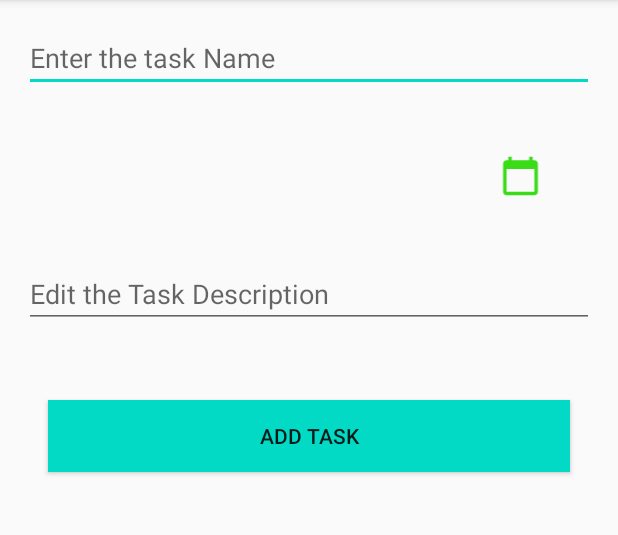
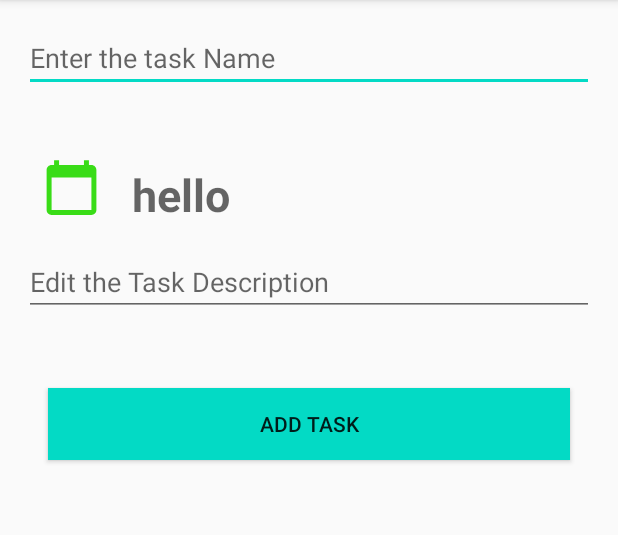
Before and after one commit to brijesh947/TODO_APP, an Android app: the EditActivity screen opened directly, with no data from a screen before it, on a phone screen of 412 x 824 dp, the part 84-619 px from its top. Run offline under Robolectric (Android 15) with nearby library versions, the phone set to English and light mode, and no system bars.

Commit message:
Adding few more changes regarding the layout files.

```diff
--- a/app/src/main/java/com/example/todo/activity/MainActivity.java
+++ b/app/src/main/java/com/example/todo/activity/MainActivity.java
@@ -5,10 +5,14 @@ import android.app.SearchManager;
 import android.content.Context;
 import android.content.Intent;
 import android.os.Bundle;
+import android.os.Handler;
+import android.os.Looper;
 import android.util.Log;
+import android.view.LayoutInflater;
 import android.view.Menu;
 import android.view.MenuItem;
 import android.view.View;
+import android.widget.ProgressBar;
 import android.widget.SearchView;
 import android.widget.Toast;
 
--- a/app/src/main/res/drawable/ic_calender_foreground.xml
+++ b/app/src/main/res/drawable/ic_calender_foreground.xml
@@ -1,11 +1,11 @@
 <vector xmlns:android="http://schemas.android.com/apk/res/android"
-    android:width="108dp"
-    android:height="108dp"
+    android:width="256dp"
+    android:height="256dp"
     android:viewportWidth="108"
     android:viewportHeight="108"
     android:tint="#39DC17">
-  <group android:scaleX="2.61"
-      android:scaleY="2.61"
+  <group android:scaleX="3.2"
+      android:scaleY="3.2"
       android:translateX="22.68"
       android:translateY="22.68">
     <path
--- a/app/src/main/res/layout/activity_edit.xml
+++ b/app/src/main/res/layout/activity_edit.xml
@@ -17,32 +17,39 @@
             android:layout_margin="16dp"
             android:hint="Enter the task Name"></EditText>
 
-
-        <TextView
-            android:id="@+id/EditendDate"
-            android:layout_width="250dp"
-            android:layout_height="48dp"
-            android:layout_below="@id/EditTaskNameDetail"
-            android:layout_margin="16dp"
-            android:textStyle="bold"
-            android:textSize="32dp"
-            ></TextView>
-
+       <LinearLayout android:layout_height="72dp"
+           android:layout_width="match_parent"
+           android:layout_below="@id/EditTaskNameDetail"
+           android:orientation="horizontal"
+           android:id="@+id/calender_layout_view">
 
         <ImageView
             android:id="@+id/EditImage_calender2"
-            android:layout_width="wrap_content"
-            android:layout_height="48dp"
+            android:layout_width="56dp"
+            android:layout_height="56dp"
             android:layout_below="@id/EditTaskNameDetail"
             android:layout_margin="16dp"
-            android:layout_toRightOf="@id/EditendDate"
-            android:src="@drawable/ic_calender_foreground" />
 
+            android:src="@drawable/ic_calender_foreground"
+            />
+           <TextView
+               android:id="@+id/EditendDate"
+               android:layout_width="wrap_content"
+               android:layout_height="56dp"
+               android:layout_below="@id/EditTaskNameDetail"
+               android:textStyle="bold"
+               android:hint="hello"
+               android:textSize="30dp"
+              android:layout_weight="0.5"
+               android:layout_marginTop="32dp"
+               android:layout_marginRight="16dp"
+               ></TextView>
+       </LinearLayout>
         <EditText
             android:id="@+id/EditTaskDescription"
             android:layout_width="match_parent"
             android:layout_height="wrap_content"
-            android:layout_below="@id/EditendDate"
+            android:layout_below="@+id/calender_layout_view"
             android:layout_margin="16dp"
             android:hint="Edit the Task Description" />
 
--- a/app/src/main/res/mipmap-anydpi-v26/ic_calender.xml
+++ b/app/src/main/res/mipmap-anydpi-v26/ic_calender.xml
@@ -1,5 +1,5 @@
 <?xml version="1.0" encoding="utf-8"?>
 <adaptive-icon xmlns:android="http://schemas.android.com/apk/res/android">
-    <background android:drawable="@drawable/ic_calender_background"/>
+
     <foreground android:drawable="@drawable/ic_calender_foreground"/>
 </adaptive-icon>
```
Also changed, not shown: app/src/main/java/com/example/todo/Fragments/DoWork.java (+9 -6 lines), app/src/main/java/com/example/todo/Fragments/DoneWork.java (+6 -5 lines), app/src/main/res/layout/activity_add_task.xml (+25 -18 lines), app/src/main/res/layout/display_cardview.xml (+15 -15 lines), app/src/main/res/layout/dolayout.xml (+1 -6 lines), app/src/main/res/layout/progress_bar_layout.xml (+0 -7 lines).
